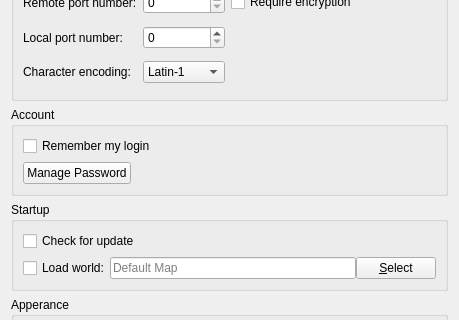
The window that src/preferences/generalpage.ui (nschimme/MMapper) describes before a commit, drawn with Qt 5; both pictures show x 0 to 459 and y 89 to 409 of the 459 by 792 pixel window.
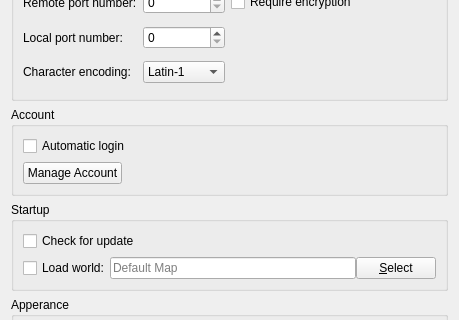
The same window after the commit.

Commit message:
Finalize password UI rework with updated labels and UX
- Renamed "Remember my login" to "Automatic login" in the UI.
- Renamed "Manage Password" button to "Manage Account".
- Implemented non-blocking UI for all preference and password dialogs (Wasm-compliant).
- Added prompt to enable automatic login after credentials are saved.
- Refined auto-login checkbox enablement logic to require both account and password.
- Improved ManageAccount dialog UX for credential deletion.
- Applied project-standard formatting.

Patch:
```diff
--- a/src/preferences/generalpage.ui
+++ b/src/preferences/generalpage.ui
@@ -162,7 +162,7 @@
       <item row="1" column="0">
        <widget class="QPushButton" name="setPassword">
         <property name="text">
-         <string>Manage Password</string>
+         <string>Manage Account</string>
         </property>
        </widget>
       </item>
@@ -182,7 +182,7 @@
       <item row="0" column="0" colspan="2">
        <widget class="QCheckBox" name="autoLogin">
         <property name="text">
-         <string>Remember my login</string>
+         <string>Automatic login</string>
         </property>
        </widget>
       </item>
```
